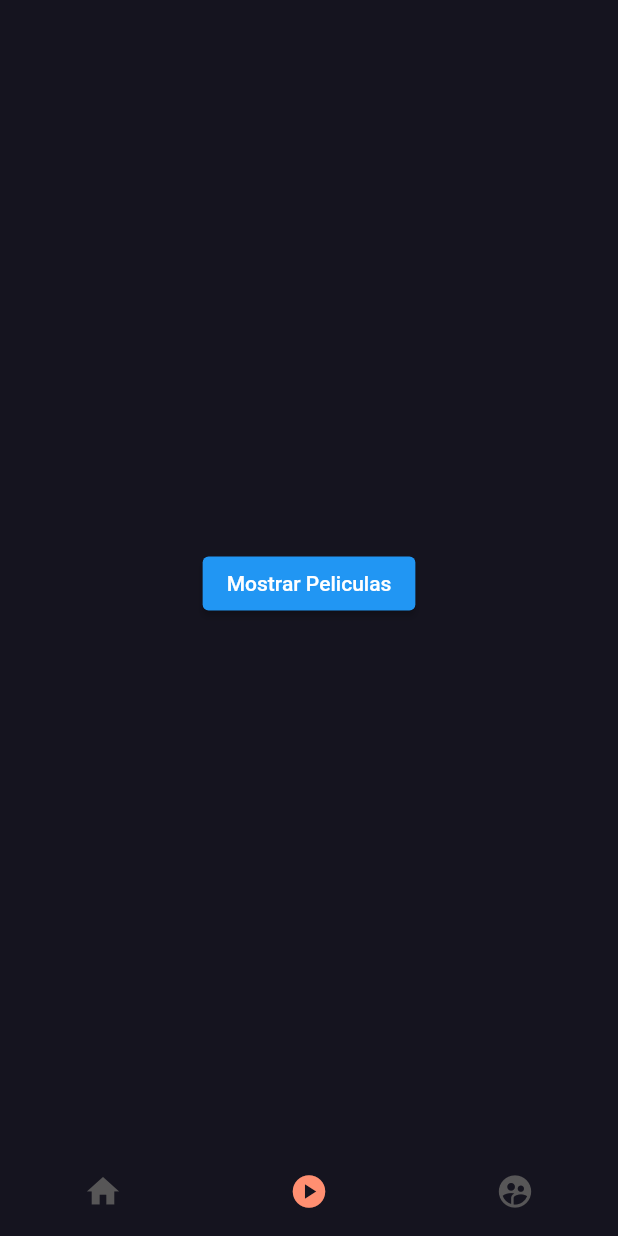
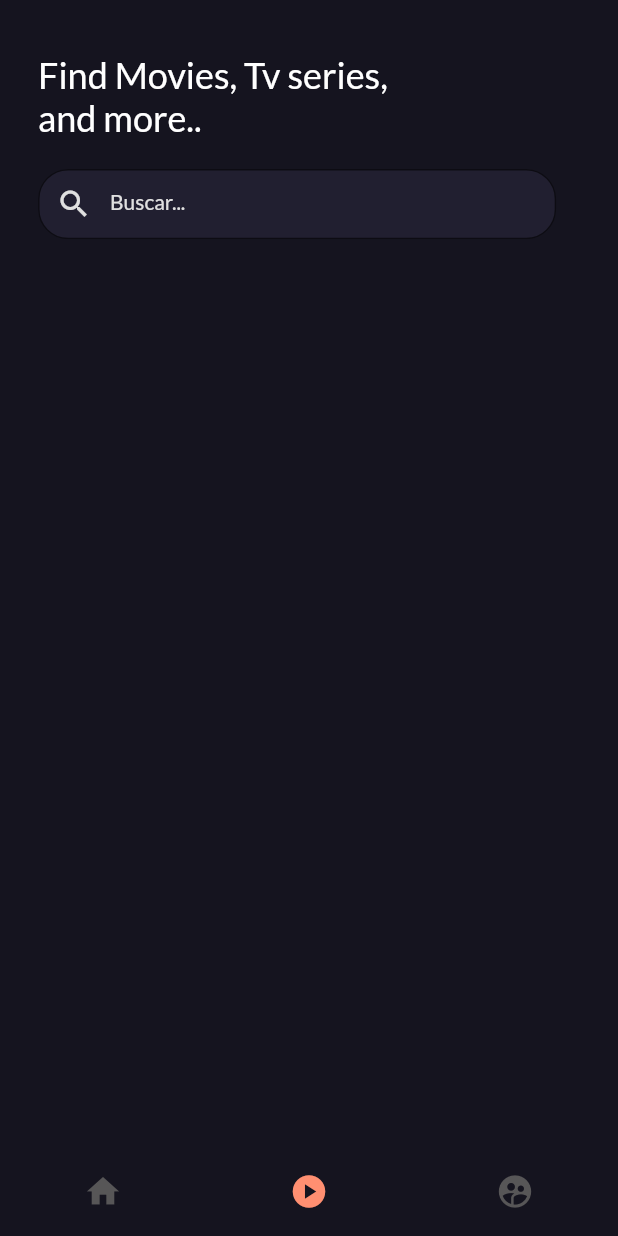
Before and after one commit to Antonio-Naoki/priver_movie_app, a Flutter app: the screen it shows after launch, item 2 of the bottom bar chosen, on a phone screen of 412 x 824 dp. Run offline on Flutter 3.47's test engine with Material 3 defaults, Android fonts, the phone set to English and light mode, and no system bars; drawn by our look-alikes of persistent_bottom_nav_bar; our stand-ins replace carousel_slider, freezed_annotation; network calls fail.

Commit message:
discover page initial

```diff
--- a/lib/helper/app_colors.dart
+++ b/lib/helper/app_colors.dart
@@ -12,7 +12,8 @@ class AppColors {
   static const Color cardIconStarColor = Color(0xffF3BE00);
   static const Color labelTitleColor = Color(0xffE0E0E0);
   static const Color textTitleColorOpacity2 = Color(0xffBBBBBB);
-    static const Color dividerColor = Color(0xff515151);
+  static const Color dividerColor = Color(0xff515151);
+  static const Color barraBusquedaColor = Color(0xff211F30);
 
   // Define the gradient colors
   static const List<Color> gradientColors = [
--- a/lib/helper/app_text_style.dart
+++ b/lib/helper/app_text_style.dart
@@ -52,4 +52,9 @@ class AppTextStyle {
       fontSize: 12,
       fontWeight: FontWeight.w400,
       color: AppColors.textTitleColor);
+  static const text14W500TextStyle3 = TextStyle(
+      fontFamily: 'Lato',
+      fontSize: 14,
+      fontWeight: FontWeight.w500,
+      color: AppColors.labelTitleColor);
 }
--- a/lib/pages/discover/view/discover_page.dart
+++ b/lib/pages/discover/view/discover_page.dart
@@ -1,5 +1,7 @@
 import 'package:flutter/material.dart';
-import 'package:priver_movie/api_service.dart';
+import 'package:priver_movie/helper/app_colors.dart';
+import 'package:priver_movie/helper/app_text_style.dart';
+import 'package:priver_movie/helper/ratio_calculator.dart';
 
 class DiscoverPage extends StatefulWidget {
   const DiscoverPage({super.key});
@@ -9,67 +11,153 @@ class DiscoverPage extends StatefulWidget {
 }
 
 class _DiscoverPageState extends State<DiscoverPage> {
-  List<dynamic>? movies;
-  static const String BASE_URL_IMAGE = 'https://image.tmdb.org/t/p/w300';
-
-  @override
-  void initState() {
-    super.initState();
-    //_getTrendingMovies();
-  }
-
-  void _getTrendingMovies() async {
-    try {
-      final results = await ApiService.getTrendingMovies();
-      final moviesList = results['results'] as List<dynamic>;
-      setState(() {
-        movies = moviesList;
-      });
-    } catch (error) {
-      print(error);
-    }
-  }
-
+  final RatioCalculator ratioCalculator = RatioCalculator();
   @override
   Widget build(BuildContext context) {
     return Scaffold(
-      body: movies != null ? _buildMovieList() : _buildLoading(),
-    );
-  }
-
-  Widget _buildLoading() {
-    return Center(
-      child: ElevatedButton(
-        onPressed: () {
-          _getTrendingMovies();
-        },
-        child: Text("Mostrar Peliculas"),
+      body: SafeArea(
+        child: Column(
+          crossAxisAlignment: CrossAxisAlignment.start,
+          children: [
+            Container(
+              margin: EdgeInsets.only(
+                top: ratioCalculator.calculateHeight(36),
+                left: ratioCalculator.calculateWidth(24),
+                bottom: ratioCalculator.calculateHeight(20),
+              ),
+              child: Text(
+                "Find Movies, Tv series,\nand more..",
+                style: AppTextStyle.text24W500TextStyle,
+              ),
+            ),
+            Container(
+              margin: EdgeInsets.only(
+                left: ratioCalculator.calculateWidth(24),
+              ),
+              width: ratioCalculator.calculateWidth(327),
+              height: ratioCalculator.calculateHeight(48),
+              child: TextField(
+                decoration: InputDecoration(
+                  fillColor: AppColors.barraBusquedaColor,
+                  filled: true,
+                  hintStyle: AppTextStyle.text14W500TextStyle3,
+                  hintText: 'Buscar...',
+                  prefixIcon: Icon(Icons.search, color: AppColors.labelTitleColor,),
+                  border: OutlineInputBorder(
+                    borderRadius: BorderRadius.circular(20),
+                  ),
+                ),
+              ),
+            ),
+          ],
+        ),
       ),
     );
   }
+}
 
-  Widget _buildMovieList() {
-    return ListView.builder(
-      itemCount: movies!.length,
-      itemBuilder: (context, index) {
-        final movie = movies![index];
-        final String pathImage = "${BASE_URL_IMAGE}${movie['poster_path']}";
-        return Card(
-          child: Padding(
-            padding: const EdgeInsets.all(8.0),
-            child: Column(
-              children: [
-                Text(movie['title']),
-                Text('Lenguaje: ${movie['original_language']}'),
-                // Text(movie['id']),
-                Text('Descripcion: ${movie['overview']}'),
-                Text('Fecha: ${movie['release_date']}'),
-                Image.network(pathImage),
-              ],
-            ),
-          ),
-        );
-      },
-    );
-  }
-}
+
+
+
+
+
+
+
+
+
+
+
+
+
+
+
+
+
+
+
+
+
+
+
+
+
+
+
+
+
+
+// import 'package:flutter/material.dart';
+// import 'package:priver_movie/api_service.dart';
+
+// class DiscoverPage extends StatefulWidget {
+//   const DiscoverPage({super.key});
+
+//   @override
+//   State<DiscoverPage> createState() => _DiscoverPageState();
+// }
+
+// class _DiscoverPageState extends State<DiscoverPage> {
+//   List<dynamic>? movies;
+//   static const String BASE_URL_IMAGE = 'https://image.tmdb.org/t/p/w300';
+
+//   @override
+//   void initState() {
+//     super.initState();
+//     //_getTrendingMovies();
+//   }
+
+//   void _getTrendingMovies() async {
+//     try {
+//       final results = await ApiService.getTrendingMovies();
+//       final moviesList = results['results'] as List<dynamic>;
+//       setState(() {
+//         movies = moviesList;
+//       });
+//     } catch (error) {
+//       print(error);
+//     }
+//   }
+
+//   @override
+//   Widget build(BuildContext context) {
+//     return Scaffold(
+//       body: movies != null ? _buildMovieList() : _buildLoading(),
+//     );
+//   }
+
+//   Widget _buildLoading() {
+//     return Center(
+//       child: ElevatedButton(
+//         onPressed: () {
+//           _getTrendingMovies();
+//         },
+//         child: Text("Mostrar Peliculas"),
+//       ),
+//     );
+//   }
+
+//   Widget _buildMovieList() {
+//     return ListView.builder(
+//       itemCount: movies!.length,
+//       itemBuilder: (context, index) {
+//         final movie = movies![index];
+//         final String pathImage = "${BASE_URL_IMAGE}${movie['poster_path']}";
+//         return Card(
+//           child: Padding(
+//             padding: const EdgeInsets.all(8.0),
+//             child: Column(
+//               children: [
+//                 Text(movie['title']),
+//                 Text('Lenguaje: ${movie['original_language']}'),
+//                 // Text(movie['id']),
+//                 Text('Descripcion: ${movie['overview']}'),
+//                 Text('Fecha: ${movie['release_date']}'),
+//                 Image.network(pathImage),
+//               ],
+//             ),
+//           ),
+//         );
+//       },
+//     );
+//   }
+// }
--- a/lib/pages/home/view/home_page.dart
+++ b/lib/pages/home/view/home_page.dart
@@ -5,7 +5,7 @@ import 'package:priver_movie/helper/app_text_style.dart';
 import 'package:priver_movie/helper/helper.dart';
 import 'package:priver_movie/helper/ratio_calculator.dart';
 import 'package:priver_movie/models/movies/movies.dart';
-import 'package:priver_movie/pages/detail/view/detail_page.dart';
+import 'package:priver_movie/pages/widgets/detail_page.dart';
 import 'package:priver_movie/pages/home/controller/home_controller.dart';
 import 'package:priver_movie/pages/home/controller/state/home_state.dart';
 import 'package:priver_movie/pages/widgets/card_carousel.dart';
--- a/lib/pages/widgets/card_carousel.dart
+++ b/lib/pages/widgets/card_carousel.dart
@@ -5,7 +5,7 @@ import 'package:priver_movie/helper/app_text_style.dart';
 import 'package:priver_movie/helper/helper.dart';
 import 'package:priver_movie/helper/ratio_calculator.dart';
 import 'package:priver_movie/models/movies/movies.dart';
-import 'package:priver_movie/pages/detail/view/detail_page.dart';
+import 'package:priver_movie/pages/widgets/detail_page.dart';
 
 // Segundo Card
 class CardCarousel extends StatefulWidget {
--- a/lib/pages/widgets/card_list_detail.dart
+++ b/lib/pages/widgets/card_list_detail.dart
@@ -4,7 +4,7 @@ import 'package:priver_movie/helper/app_colors.dart';
 import 'package:priver_movie/helper/app_text_style.dart';
 import 'package:priver_movie/helper/ratio_calculator.dart';
 import 'package:priver_movie/models/movies/movies.dart';
-import 'package:priver_movie/pages/detail/view/detail_page.dart';
+import 'package:priver_movie/pages/widgets/detail_page.dart';
 
 class CardListDetail extends StatefulWidget {
   final Movies movies;
--- a/lib/pages/widgets/card_title.dart
+++ b/lib/pages/widgets/card_title.dart
@@ -4,7 +4,7 @@ import 'package:priver_movie/helper/app_colors.dart';
 import 'package:priver_movie/helper/app_text_style.dart';
 import 'package:priver_movie/helper/ratio_calculator.dart';
 import 'package:priver_movie/models/movies/movies.dart';
-import 'package:priver_movie/pages/detail/view/detail_page.dart';
+import 'package:priver_movie/pages/widgets/detail_page.dart';
 import 'package:priver_movie/pages/home/controller/home_controller.dart';
 import 'package:provider/provider.dart';
 
```
Also changed, not shown: lib/pages/widgets/detail_page.dart (renamed from lib/pages/detail/view/detail_page.dart).
